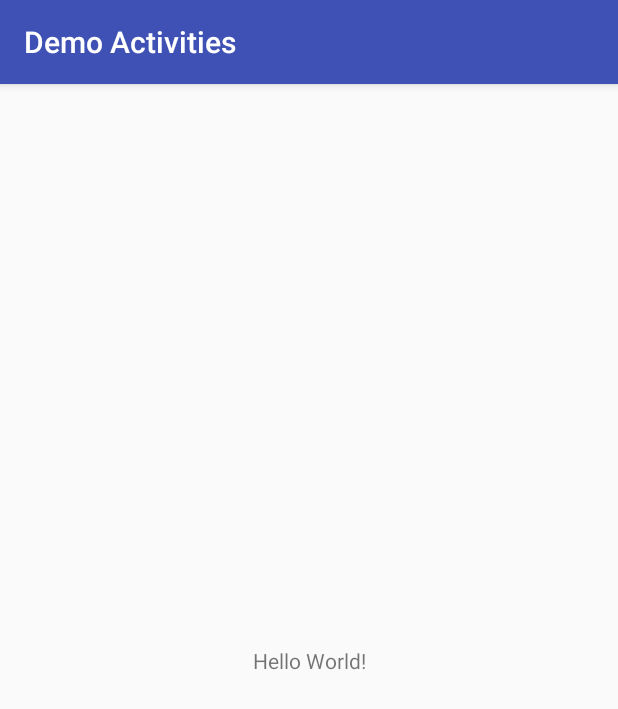
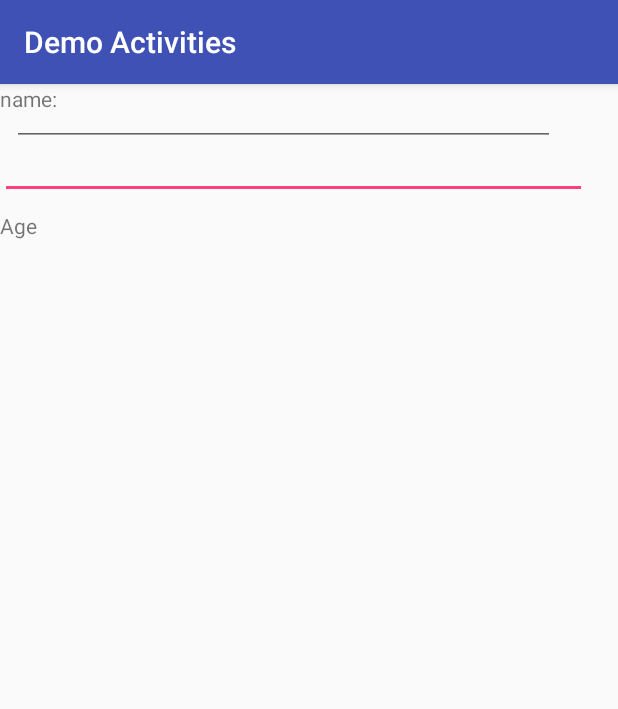
Before and after one commit to darrellboey/DemoActivities, an Android app: the screen it shows after launch (MainActivity), on a phone screen of 412 x 824 dp. Shown: the top 709 px of the screen. Run offline under Robolectric (Android 15) with nearby library versions, the phone set to English and light mode, and no system bars.

Commit message:
finish UI design

```diff
--- a/app/src/main/res/layout/activity_main.xml
+++ b/app/src/main/res/layout/activity_main.xml
@@ -1,18 +1,47 @@
 <?xml version="1.0" encoding="utf-8"?>
-<android.support.constraint.ConstraintLayout xmlns:android="http://schemas.android.com/apk/res/android"
+<android.support.constraint.ConstraintLayout
+    xmlns:android="http://schemas.android.com/apk/res/android"
+    xmlns:tools="http://schemas.android.com/tools"
     xmlns:app="http://schemas.android.com/apk/res-auto"
-    xmlns:tools="http://schemas.android.com/tools"
     android:layout_width="match_parent"
     android:layout_height="match_parent"
     tools:context="com.example.a15056233.demoactivities.MainActivity">
 
     <TextView
+        android:id="@+id/textViewName"
         android:layout_width="wrap_content"
         android:layout_height="wrap_content"
-        android:text="Hello World!"
-        app:layout_constraintBottom_toBottomOf="parent"
-        app:layout_constraintLeft_toLeftOf="parent"
-        app:layout_constraintRight_toRightOf="parent"
-        app:layout_constraintTop_toTopOf="parent" />
+        android:text="name:"
+        tools:layout_editor_absoluteX="6dp"
+        tools:layout_editor_absoluteY="5dp" />
+
+    <EditText
+        android:id="@+id/editTextName"
+        android:layout_width="391dp"
+        android:layout_height="50dp"
+        android:layout_marginTop="7dp"
+        android:ems="10"
+        android:inputType="textPersonName"
+        app:layout_constraintTop_toBottomOf="@+id/textViewName"
+        tools:layout_editor_absoluteX="-3dp" />
+
+    <TextView
+        android:id="@+id/textViewAge"
+        android:layout_width="wrap_content"
+        android:layout_height="wrap_content"
+        android:layout_marginTop="8dp"
+        android:text="Age"
+        app:layout_constraintTop_toBottomOf="@+id/editTextName"
+        tools:layout_editor_absoluteX="6dp" />
+
+    <EditText
+        android:id="@+id/editTextAge"
+        android:layout_width="362dp"
+        android:layout_height="41dp"
+        android:layout_marginLeft="8dp"
+        android:ems="10"
+        android:inputType="textPersonName"
+        app:layout_constraintLeft_toLeftOf="@+id/textViewAge"
+        tools:layout_editor_absoluteY="119dp" />
 
 </android.support.constraint.ConstraintLayout>
```
